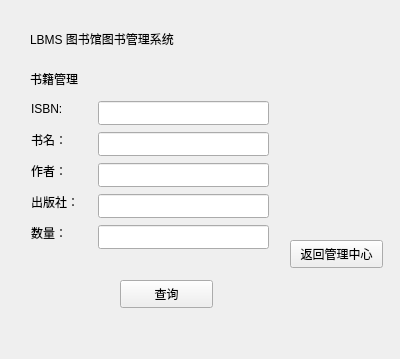
Old version of the form LBMS/search_book_man.ui in the repository Foldblade/LBMS-CPP.
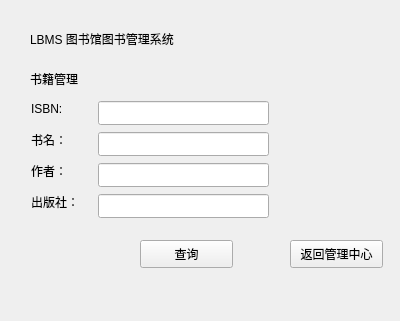
New version of the form.

What changed in the file:
```diff
--- a/LBMS/search_book_man.ui
+++ b/LBMS/search_book_man.ui
@@ -7,7 +7,7 @@
     <x>0</x>
     <y>0</y>
     <width>400</width>
-    <height>359</height>
+    <height>321</height>
    </rect>
   </property>
   <property name="windowTitle">
@@ -136,8 +136,8 @@
   <widget class="QPushButton" name="search">
    <property name="geometry">
     <rect>
-     <x>120</x>
-     <y>280</y>
+     <x>140</x>
+     <y>240</y>
      <width>93</width>
      <height>28</height>
     </rect>
@@ -159,29 +159,6 @@
     <string>返回管理中心</string>
    </property>
   </widget>
-  <widget class="QLabel" name="label_7">
-   <property name="geometry">
-    <rect>
-     <x>31</x>
-     <y>225</y>
-     <width>45</width>
-     <height>16</height>
-    </rect>
-   </property>
-   <property name="text">
-    <string>数量：</string>
-   </property>
-  </widget>
-  <widget class="QLineEdit" name="many">
-   <property name="geometry">
-    <rect>
-     <x>98</x>
-     <y>225</y>
-     <width>171</width>
-     <height>24</height>
-    </rect>
-   </property>
-  </widget>
  </widget>
  <layoutdefault spacing="6" margin="11"/>
  <resources/>
```
